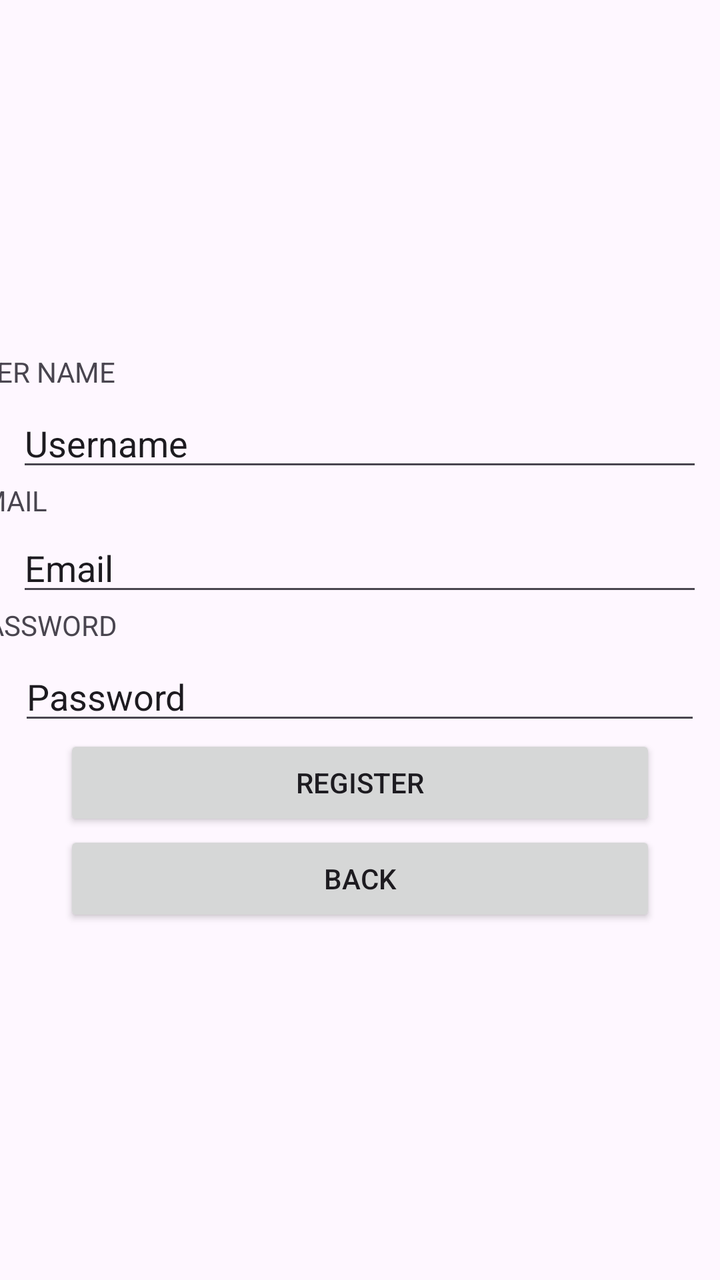
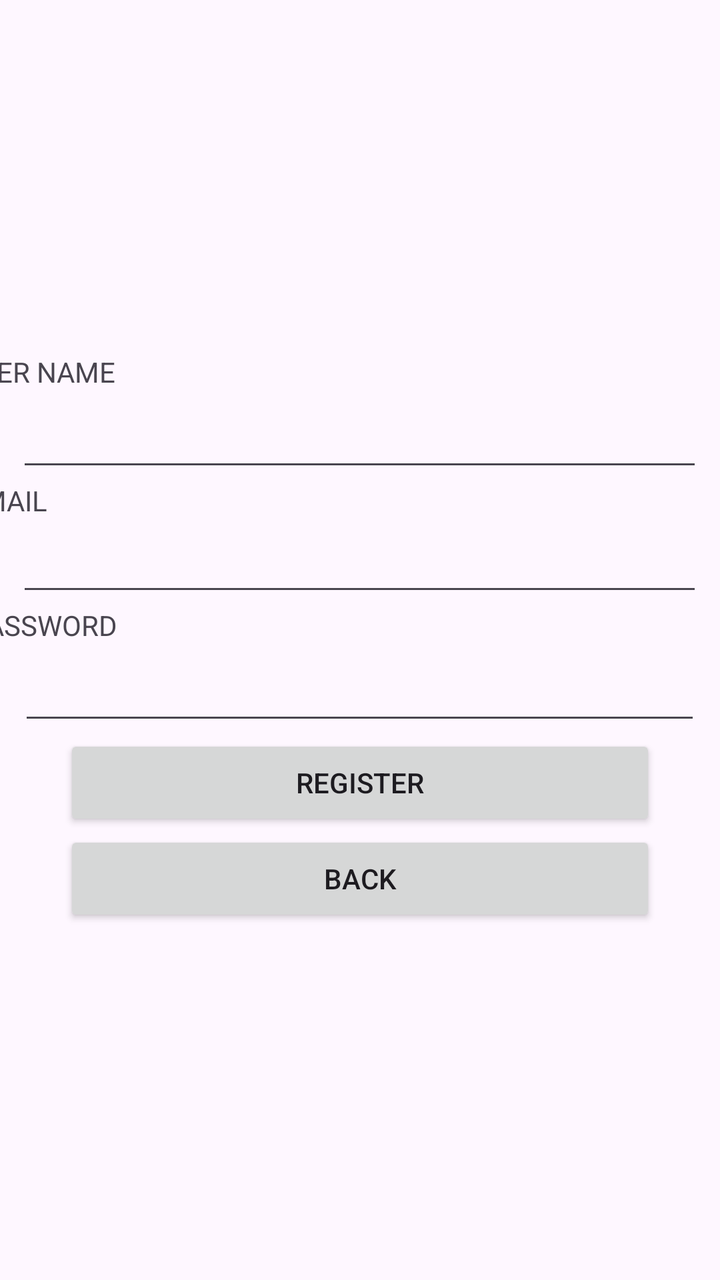

Compare the two renders of this Android layout. The source of the first and the diff that turns it into the second are given below.
<!-- AndroidManifest.xml: application theme Theme.CSE5011 -->
<!-- res/layout/activity_register.xml -->
<?xml version="1.0" encoding="utf-8"?>
<LinearLayout xmlns:android="http://schemas.android.com/apk/res/android"
    xmlns:app="http://schemas.android.com/apk/res-auto"
    xmlns:tools="http://schemas.android.com/tools"
    android:id="@+id/main"
    android:layout_width="match_parent"
    android:layout_height="match_parent"
    android:orientation="vertical"
    android:gravity="center"
    tools:context=".register">

    <TextView
        android:id="@+id/textView"
        android:layout_width="398dp"
        android:layout_height="23dp"
        android:text="USER NAME" />

    <EditText
        android:id="@+id/rname"
        android:layout_width="343dp"
        android:layout_height="wrap_content"
        android:ems="10"
        android:inputType="text"
        android:text="Username" />

    <TextView
        android:id="@+id/textView2"
        android:layout_width="394dp"
        android:layout_height="21dp"
        android:text="EMAIL" />

    <EditText
        android:id="@+id/rmail"
        android:layout_width="343dp"
        android:layout_height="wrap_content"
        android:ems="10"
        android:inputType="text"
        android:text="Email" />

    <TextView
        android:id="@+id/textView3"
        android:layout_width="390dp"
        android:layout_height="23dp"
        android:text="PASSWORD" />

    <EditText
        android:id="@+id/rpass"
        android:layout_width="341dp"
        android:layout_height="wrap_content"
        android:ems="10"
        android:inputType="text"
        android:text="Password" />

    <Button
        android:id="@+id/registerbtn"
        android:layout_width="296dp"
        android:layout_height="wrap_content"
        android:text="Register" />

    <Button
        android:id="@+id/backbtn"
        android:layout_width="296dp"
        android:layout_height="wrap_content"
        android:text="Back" />
</LinearLayout>
<!-- resources referenced by this layout -->
<resources>
  <style name="Theme.CSE5011" parent="Base.Theme.CSE5011" />
  <style name="Base.Theme.CSE5011" parent="Theme.Material3.DayNight.NoActionBar">
          
          
      </style>
</resources>

<!-- the commit's change to res/layout/activity_register.xml (unified diff, before → after) -->
@@ -21,7 +21,7 @@
         android:layout_height="wrap_content"
         android:ems="10"
         android:inputType="text"
-        android:text="Username" />
+        android:text="" />
 
     <TextView
         android:id="@+id/textView2"
@@ -35,7 +35,7 @@
         android:layout_height="wrap_content"
         android:ems="10"
         android:inputType="text"
-        android:text="Email" />
+        android:text="" />
 
     <TextView
         android:id="@+id/textView3"
@@ -49,7 +49,7 @@
         android:layout_height="wrap_content"
         android:ems="10"
         android:inputType="text"
-        android:text="Password" />
+        android:text="" />
 
     <Button
         android:id="@+id/registerbtn"
